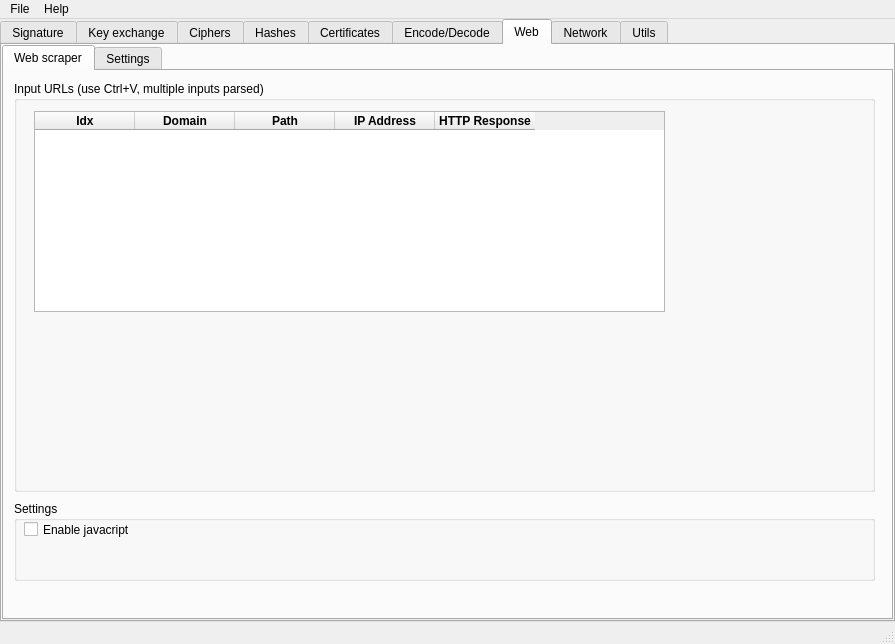
caffedrine/CryptoPocketKnife, file ui/mainwindow.ui: the form before one commit.
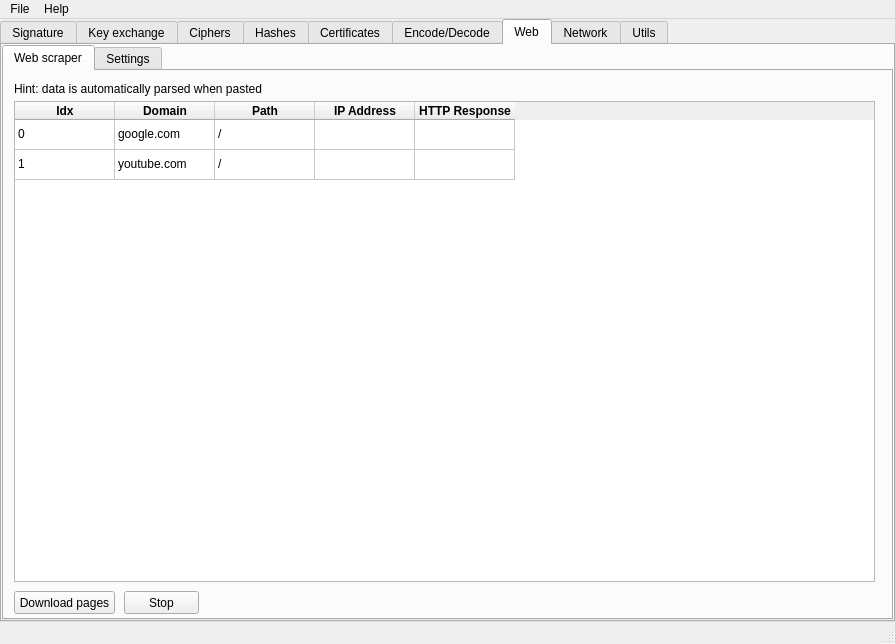
The form after the commit. Icons and pictures are not drawn. Custom widgets are drawn as their Qt base class.

Commit message: Checkpoint on pages scraper design

```diff
--- a/ui/mainwindow.ui
+++ b/ui/mainwindow.ui
@@ -1480,53 +1480,28 @@
            <attribute name="title">
             <string>Web scraper</string>
            </attribute>
-           <widget class="QGroupBox" name="groupBox_3">
-            <property name="geometry">
-             <rect>
-              <x>10</x>
-              <y>430</y>
-              <width>861</width>
-              <height>80</height>
-             </rect>
-            </property>
-            <property name="title">
-             <string>Settings</string>
-            </property>
-            <widget class="QCheckBox" name="checkBox">
-             <property name="geometry">
-              <rect>
-               <x>10</x>
-               <y>20</y>
-               <width>111</width>
-               <height>17</height>
-              </rect>
-             </property>
-             <property name="text">
-              <string>Enable javacript</string>
-             </property>
-            </widget>
-           </widget>
-           <widget class="QGroupBox" name="groupBox_5">
-            <property name="geometry">
-             <rect>
-              <x>10</x>
-              <y>10</y>
-              <width>861</width>
-              <height>411</height>
-             </rect>
-            </property>
-            <property name="title">
-             <string>Input URLs (use Ctrl+V, multiple inputs parsed)</string>
-            </property>
             <widget class="AdvancedTableWidget" name="tableWidget_WebScraper">
              <property name="geometry">
               <rect>
-               <x>20</x>
+              <x>10</x>
                <y>30</y>
-               <width>631</width>
-               <height>201</height>
-              </rect>
-             </property>
+              <width>861</width>
+              <height>481</height>
+             </rect>
+            </property>
+            <attribute name="verticalHeaderVisible">
+             <bool>false</bool>
+            </attribute>
+            <row>
+             <property name="text">
+              <string>New Row</string>
+             </property>
+            </row>
+            <row>
+             <property name="text">
+              <string>New Row</string>
+             </property>
+            </row>
              <column>
               <property name="text">
                <string>Idx</string>
@@ -1582,7 +1557,75 @@
                </font>
               </property>
              </column>
-            </widget>
+            <item row="0" column="0">
+             <property name="text">
+              <string>0</string>
+             </property>
+            </item>
+            <item row="0" column="1">
+             <property name="text">
+              <string>google.com</string>
+             </property>
+            </item>
+            <item row="0" column="2">
+             <property name="text">
+              <string>/</string>
+             </property>
+            </item>
+            <item row="1" column="0">
+             <property name="text">
+              <string>1</string>
+             </property>
+            </item>
+            <item row="1" column="1">
+             <property name="text">
+              <string>youtube.com</string>
+             </property>
+            </item>
+            <item row="1" column="2">
+             <property name="text">
+              <string>/</string>
+             </property>
+            </item>
+           </widget>
+           <widget class="QLabel" name="label_49">
+            <property name="geometry">
+             <rect>
+              <x>10</x>
+              <y>10</y>
+              <width>361</width>
+              <height>16</height>
+             </rect>
+            </property>
+            <property name="text">
+             <string>Hint: data is automatically parsed when pasted</string>
+            </property>
+           </widget>
+           <widget class="QPushButton" name="pushButton_WebScraper_StartDownload">
+            <property name="geometry">
+             <rect>
+              <x>10</x>
+              <y>520</y>
+              <width>101</width>
+              <height>23</height>
+             </rect>
+            </property>
+            <property name="text">
+             <string>Download pages</string>
+            </property>
+           </widget>
+           <widget class="QPushButton" name="pushButton_WebScraper_StopDownload">
+            <property name="geometry">
+             <rect>
+              <x>120</x>
+              <y>520</y>
+              <width>75</width>
+              <height>23</height>
+             </rect>
+            </property>
+            <property name="text">
+             <string>Stop</string>
+            </property>
            </widget>
           </widget>
           <widget class="QWidget" name="tab_Web_Settings">
```
Lines whose indentation alone changed are shown as unchanged. The commit also changes 3 other files.
